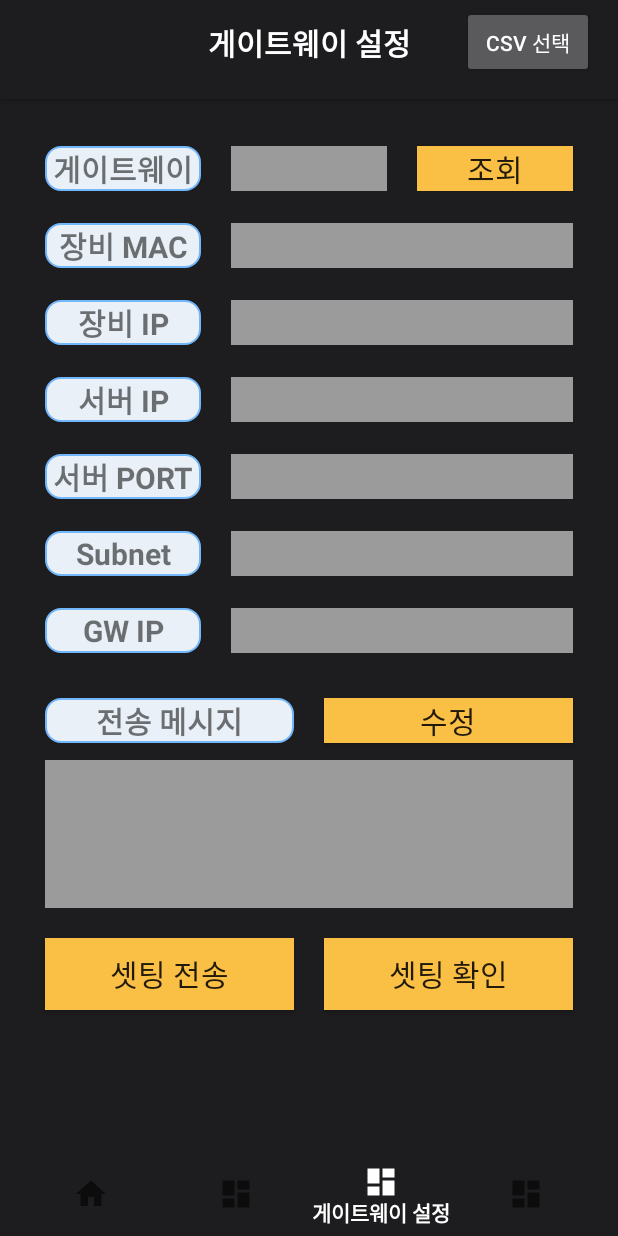
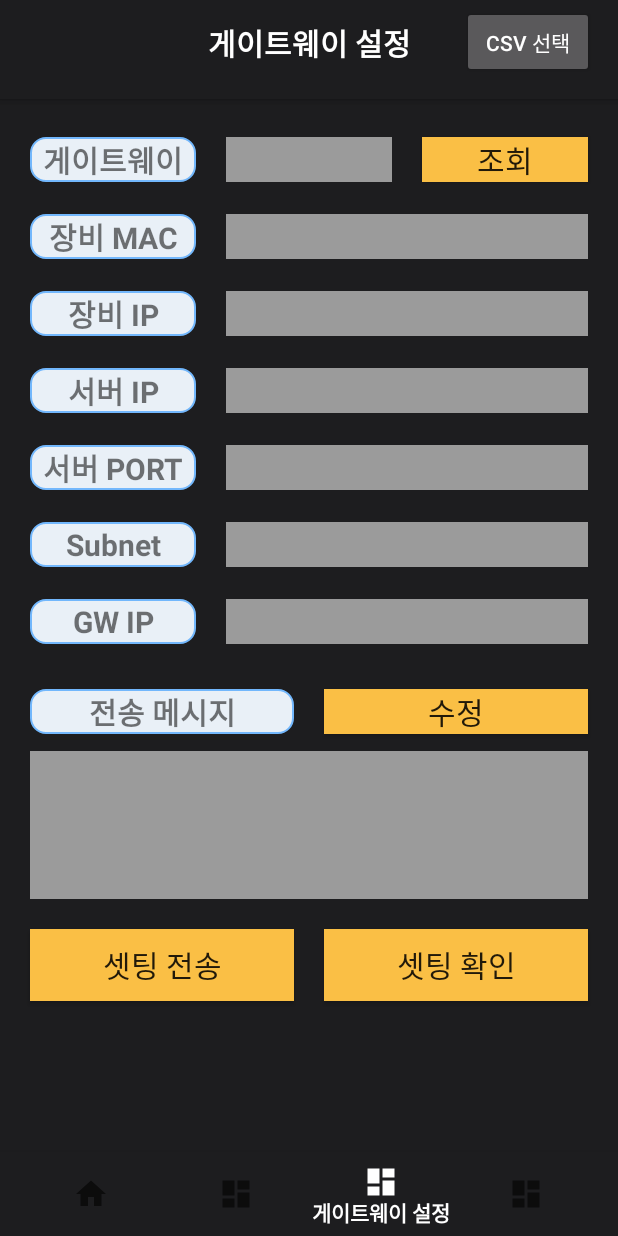
Before and after one commit to LeeSuengSub/AreaLightingController3.0, an Android app: the screen it shows after launch (BaseActivity), item 3 of the bottom bar chosen, on a phone screen of 412 x 824 dp. Run offline under Robolectric (Android 15) with nearby library versions, the phone set to English and light mode, and no system bars; our stand-ins replace ButterKnife; 13 statements that could not run were skipped.

Commit message:
fix: 구역등_그룹전송, 그룹확인, 게이트웨이_화면스크롤

```diff
--- a/app/build.gradle
+++ b/app/build.gradle
@@ -114,4 +114,6 @@ dependencies {
     implementation 'com.squareup.retrofit2:converter-gson:2.+'
 
     implementation 'com.opencsv:opencsv:3.9'
+
+    implementation 'com.ssomai:android.scalablelayout:2.1.6'
 }
--- a/app/src/main/java/net/woorisys/lighting/control3/admin/sjp/usb/DefaultUSBDeviceManager.java
+++ b/app/src/main/java/net/woorisys/lighting/control3/admin/sjp/usb/DefaultUSBDeviceManager.java
@@ -574,6 +574,9 @@ public class DefaultUSBDeviceManager extends AbstractUSBDeviceManager {
 	{
 		String response=sendCommand(pduBase.encode());
 
+		System.out.println("requestPDUBase3 => : " + pduBase);
+		System.out.println("requestPDUBase3 ==> : "+ pduBase.encode());
+
 		Log.d(TAG,"RESPONSE  : "+response);
 
 		NormalResponsePDU normalResponsePDU=new NormalResponsePDU();
--- a/app/src/main/java/net/woorisys/lighting/control3/admin/sjp/usb/pdu/request/SettingPDU.java
+++ b/app/src/main/java/net/woorisys/lighting/control3/admin/sjp/usb/pdu/request/SettingPDU.java
@@ -7,7 +7,7 @@ public class SettingPDU extends RequestPDUBase3 {
     String gateway="";
 
     public SettingPDU(String Gateway,String serial) {
-        super(Gateway,Gateway);
+        super(Gateway,"FFFF");
         System.out.println("Gateway => : "+Gateway);
 
         this.serial=serial;
--- a/app/src/main/res/layout/fragment_gateway_setting.xml
+++ b/app/src/main/res/layout/fragment_gateway_setting.xml
@@ -8,6 +8,7 @@
     tools:context=".fragment.GatewaySettingFragment">
 
     <!-- TODO: Update blank fragment layout -->
+
 
     <RelativeLayout
         android:layout_width="match_parent"
@@ -20,13 +21,19 @@
             layout="@layout/common_sub_toolbar"
             android:visibility="visible" />
 
+        <android.support.v4.widget.NestedScrollView
+            android:layout_width="match_parent"
+            android:layout_height="match_parent"
+            android:layout_marginTop="80dp"
+            android:layout_marginBottom="50dp"
+            android:layout_marginStart="10dp"
+            android:layout_marginEnd="10dp"
+            app:layout_behavior="android.support.design.widget.AppBarLayout$ScrollingViewBehavior">
+
         <LinearLayout
             android:layout_width="match_parent"
             android:layout_height="wrap_content"
             android:layout_below="@+id/toolbar"
-            android:layout_marginStart="20dp"
-            android:layout_marginTop="20dp"
-            android:layout_marginEnd="20dp"
             android:orientation="vertical"
             android:visibility="visible">
 
@@ -355,6 +362,8 @@
 
         </LinearLayout>
 
+        </android.support.v4.widget.NestedScrollView>
+
     </RelativeLayout>
 
 </FrameLayout>
```
Also changed, not shown: app/src/main/java/net/woorisys/lighting/control3/admin/sjp/usb/pdu/request/GroupRequestPDU2.java (+5 -3 lines).
